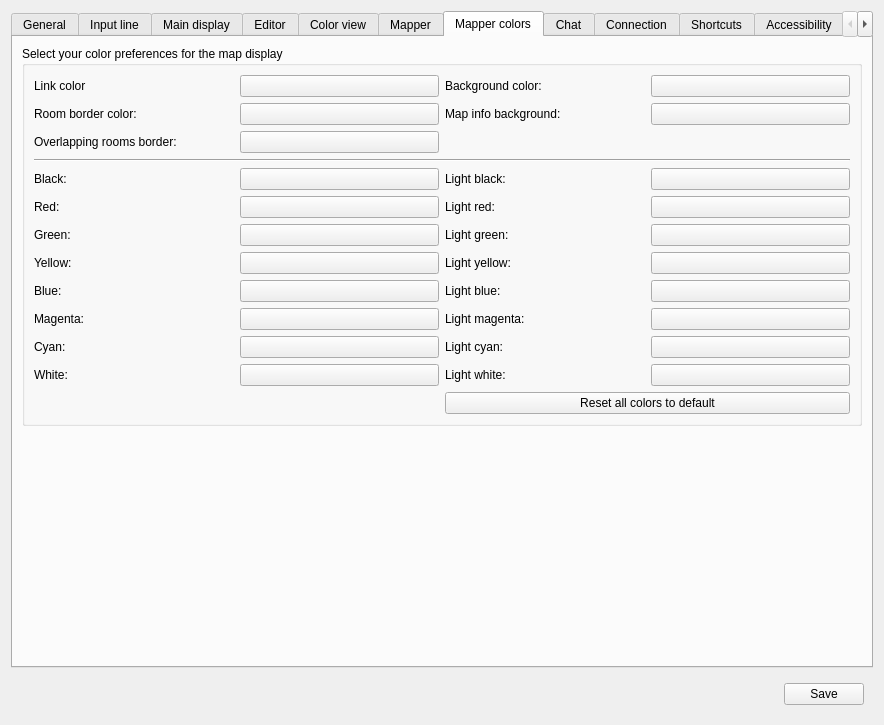
Before: the Qt Designer form src/ui/profile_preferences.ui in patrickvinas/Mudlet, drawn with Qt 5.
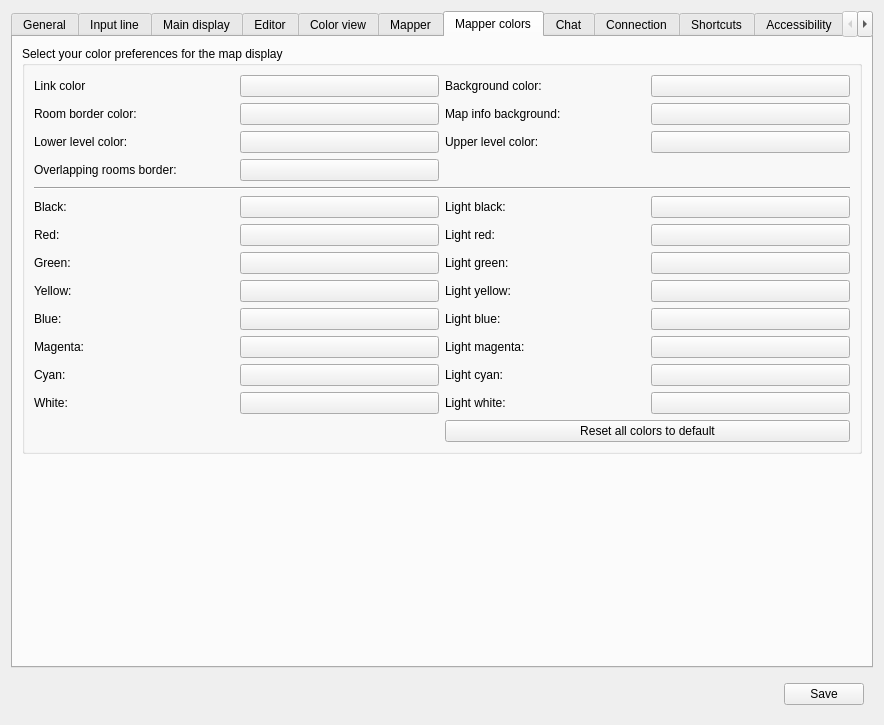
After: the same form once the commit is applied. The open tabs and pages were chosen to show the change. Icons and pictures are not drawn. Custom widgets are drawn as their Qt base class.

Commit message:
Add: draw upper and lower levels in the mapper (#7654)
<!-- Keep the title short & concise so anyone non-technical can
understand it,
     the title appears in PTB changelogs -->
#### Brief overview of PR changes/additions
Add optional drawing of upper and lower levels in the mapper. User
selectable colours and toggle to turn it all off.

#### Motivation for adding to Mudlet
Better user experience.

#### Other info (issues closed, discussion etc)
[Peek 2025-01-10
07-10.webm](https://github.com/user-attachments/assets/33d39d0e-7b72-4d04-8246-d797028ea7fb)

/closes #4188
/claim #4188

What changed in the file:
```diff
--- a/src/ui/profile_preferences.ui
+++ b/src/ui/profile_preferences.ui
@@ -2481,6 +2481,46 @@
            </widget>
           </item>
           <item row="2" column="0">
+           <widget class="QLabel" name="label_lowerLevelColor">
+            <property name="text">
+             <string>Lower level color:</string>
+            </property>
+            <property name="buddy">
+             <cstring>pushButton_lowerLevelColor</cstring>
+            </property>
+           </widget>
+          </item>
+          <item row="2" column="1">
+           <widget class="QPushButton" name="pushButton_lowerLevelColor">
+            <property name="autoFillBackground">
+             <bool>true</bool>
+            </property>
+            <property name="text">
+             <string/>
+            </property>
+           </widget>
+          </item>
+          <item row="2" column="2">
+           <widget class="QLabel" name="label_upperLevelColor">
+            <property name="text">
+             <string>Upper level color:</string>
+            </property>
+            <property name="buddy">
+             <cstring>pushButton_upperLevelColor</cstring>
+            </property>
+           </widget>
+          </item>
+          <item row="2" column="3">
+           <widget class="QPushButton" name="pushButton_upperLevelColor">
+            <property name="autoFillBackground">
+             <bool>true</bool>
+            </property>
+            <property name="text">
+             <string/>
+            </property>
+           </widget>
+          </item>
+          <item row="3" column="0">
            <widget class="QLabel" name="label_pushButton_roomCollisionBorderColor">
             <property name="text">
              <string>Overlapping rooms border:</string>
@@ -2490,7 +2530,7 @@
             </property>
            </widget>
           </item>
-          <item row="2" column="1">
+          <item row="3" column="1">
            <widget class="QPushButton" name="pushButton_roomCollisionBorderColor">
             <property name="autoFillBackground">
              <bool>true</bool>
@@ -2500,14 +2540,14 @@
             </property>
            </widget>
           </item>
-          <item row="3" column="0" colspan="4">
+          <item row="4" column="0" colspan="4">
            <widget class="Line" name="line_mapperColorsSeparator">
             <property name="orientation">
              <enum>Qt::Horizontal</enum>
             </property>
            </widget>
           </item>
-          <item row="4" column="0">
+          <item row="5" column="0">
            <widget class="QLabel" name="label_17">
             <property name="text">
              <string>Black:</string>
@@ -2517,7 +2557,7 @@
             </property>
            </widget>
           </item>
-          <item row="4" column="1">
+          <item row="5" column="1">
            <widget class="QPushButton" name="pushButton_black_2">
             <property name="autoFillBackground">
              <bool>true</bool>
@@ -2527,7 +2567,7 @@
             </property>
            </widget>
           </item>
-          <item row="4" column="2">
+          <item row="5" column="2">
            <widget class="QLabel" name="label_49">
             <property name="text">
              <string>Light black:</string>
@@ -2537,7 +2577,7 @@
             </property>
            </widget>
           </item>
-          <item row="4" column="3">
+          <item row="5" column="3">
            <widget class="QPushButton" name="pushButton_Lblack_2">
             <property name="autoFillBackground">
              <bool>true</bool>
@@ -2547,7 +2587,7 @@
             </property>
            </widget>
           </item>
-          <item row="5" column="0">
+          <item row="6" column="0">
            <widget class="QLabel" name="label_42">
             <property name="text">
              <string>Red:</string>
@@ -2557,7 +2597,7 @@
             </property>
            </widget>
           </item>
-          <item row="5" column="1">
+          <item row="6" column="1">
            <widget class="QPushButton" name="pushButton_red_2">
             <property name="autoFillBackground">
              <bool>true</bool>
@@ -2567,7 +2607,7 @@
             </property>
            </widget>
           </item>
-          <item row="5" column="2">
+          <item row="6" column="2">
            <widget class="QLabel" name="label_50">
             <property name="text">
              <string>Light red:</string>
@@ -2577,7 +2617,7 @@
             </property>
            </widget>
           </item>
-          <item row="5" column="3">
+          <item row="6" column="3">
            <widget class="QPushButton" name="pushButton_Lred_2">
             <property name="autoFillBackground">
              <bool>true</bool>
@@ -2587,7 +2627,7 @@
             </property>
            </widget>
           </item>
-          <item row="6" column="0">
+          <item row="7" column="0">
            <widget class="QLabel" name="label_43">
             <property name="text">
              <string>Green:</string>
@@ -2597,7 +2637,7 @@
             </property>
            </widget>
           </item>
-          <item row="6" column="1">
+          <item row="7" column="1">
            <widget class="QPushButton" name="pushButton_green_2">
             <property name="autoFillBackground">
              <bool>true</bool>
@@ -2607,7 +2647,7 @@
             </property>
            </widget>
           </item>
-          <item row="6" column="2">
+          <item row="7" column="2">
            <widget class="QLabel" name="label_51">
             <property name="text">
              <string>Light green:</string>
@@ -2617,7 +2657,7 @@
             </property>
            </widget>
           </item>
-          <item row="6" column="3">
+          <item row="7" column="3">
            <widget class="QPushButton" name="pushButton_Lgreen_2">
             <property name="autoFillBackground">
              <bool>true</bool>
@@ -2627,7 +2667,7 @@
             </property>
            </widget>
           </item>
-          <item row="7" column="0">
+          <item row="8" column="0">
            <widget class="QLabel" name="label_48">
             <property name="text">
              <string>Yellow:</string>
@@ -2637,7 +2677,7 @@
             </property>
            </widget>
           </item>
-          <item row="7" column="1">
+          <item row="8" column="1">
            <widget class="QPushButton" name="pushButton_yellow_2">
             <property name="autoFillBackground">
              <bool>true</bool>
@@ -2647,7 +2687,7 @@
             </property>
            </widget>
           </item>
-          <item row="7" column="2">
+          <item row="8" column="2">
            <widget class="QLabel" name="label_52">
             <property name="text">
              <string>Light yellow:</string>
@@ -2657,7 +2697,7 @@
             </property>
            </widget>
           </item>
-          <item row="7" column="3">
+          <item row="8" column="3">
            <widget class="QPushButton" name="pushButton_Lyellow_2">
             <property name="autoFillBackground">
              <bool>true</bool>
@@ -2667,7 +2707,7 @@
             </property>
            </widget>
           </item>
-          <item row="8" column="0">
+          <item row="9" column="0">
            <widget class="QLabel" name="label_44">
             <property name="text">
              <string>Blue:</string>
@@ -2677,7 +2717,7 @@
             </property>
            </widget>
           </item>
-          <item row="8" column="1">
+          <item row="9" column="1">
            <widget class="QPushButton" name="pushButton_blue_2">
             <property name="autoFillBackground">
              <bool>true</bool>
@@ -2687,7 +2727,7 @@
             </property>
            </widget>
           </item>
-          <item row="8" column="2">
+          <item row="9" column="2">
            <widget class="QLabel" name="label_53">
             <property name="text">
              <string>Light blue:</string>
@@ -2697,7 +2737,7 @@
             </property>
            </widget>
           </item>
-          <item row="8" column="3">
+          <item row="9" column="3">
            <widget class="QPushButton" name="pushButton_Lblue_2">
             <property name="autoFillBackground">
              <bool>true</bool>
@@ -2707,7 +2747,7 @@
             </property>
            </widget>
           </item>
-          <item row="9" column="0">
+          <item row="10" column="0">
            <widget class="QLabel" name="label_45">
             <property name="text">
              <string>Magenta:</string>
@@ -2717,7 +2757,7 @@
             </property>
            </widget>
           </item>
-          <item row="9" column="1">
+          <item row="10" column="1">
            <widget class="QPushButton" name="pushButton_magenta_2">
             <property name="autoFillBackground">
              <bool>true</bool>
@@ -2727,7 +2767,7 @@
             </property>
            </widget>
           </item>
-          <item row="9" column="2">
+          <item row="10" column="2">
            <widget class="QLabel" name="label_54">
             <property name="text">
              <string>Light magenta:</string>
@@ -2737,7 +2777,7 @@
             </property>
            </widget>
           </item>
-          <item row="9" column="3">
+          <item row="10" column="3">
            <widget class="QPushButton" name="pushButton_Lmagenta_2">
             <property name="autoFillBackground">
              <bool>true</bool>
@@ -2747,7 +2787,7 @@
             </property>
            </widget>
           </item>
-          <item row="10" column="0">
+          <item row="11" column="0">
            <widget class="QLabel" name="label_46">
             <property name="text">
              <string>Cyan:</string>
@@ -2757,7 +2797,7 @@
             </property>
            </widget>
           </item>
-          <item row="10" column="1">
+          <item row="11" column="1">
            <widget class="QPushButton" name="pushButton_cyan_2">
             <property name="autoFillBackground">
              <bool>true</bool>
@@ -2767,7 +2807,7 @@
             </property>
            </widget>
           </item>
-          <item row="10" column="2">
+          <item row="11" column="2">
            <widget class="QLabel" name="label_55">
             <property name="text">
              <string>Light cyan:</string>
@@ -2777,7 +2817,7 @@
             </property>
            </widget>
           </item>
-          <item row="10" column="3">
+          <item row="11" column="3">
            <widget class="QPushButton" name="pushButton_Lcyan_2">
             <property name="autoFillBackground">
              <bool>true</bool>
@@ -2787,7 +2827,7 @@
             </property>
            </widget>
           </item>
-          <item row="11" column="0">
+          <item row="12" column="0">
            <widget class="QLabel" name="label_47">
             <property name="text">
              <string>White:</string>
@@ -2797,7 +2837,7 @@
             </property>
            </widget>
           </item>
-          <item row="11" column="1">
+          <item row="12" column="1">
            <widget class="QPushButton" name="pushButton_white_2">
             <property name="autoFillBackground">
              <bool>true</bool>
@@ -2807,7 +2847,7 @@
             </property>
            </widget>
           </item>
-          <item row="11" column="2">
+          <item row="12" column="2">
            <widget class="QLabel" name="label_56">
             <property name="text">
              <string>Light white:</string>
@@ -2817,7 +2857,7 @@
             </property>
            </widget>
           </item>
-          <item row="11" column="3">
+          <item row="12" column="3">
            <widget class="QPushButton" name="pushButton_Lwhite_2">
             <property name="autoFillBackground">
              <bool>true</bool>
@@ -2827,7 +2867,7 @@
             </property>
            </widget>
           </item>
-          <item row="12" column="2" colspan="2">
+          <item row="13" column="2" colspan="2">
            <widget class="QPushButton" name="reset_colors_button_2">
             <property name="text">
              <string>Reset all colors to default</string>
```
Left out of the diff: 2 changed lines with no effect on the pictures. The commit also changes 10 other files.
